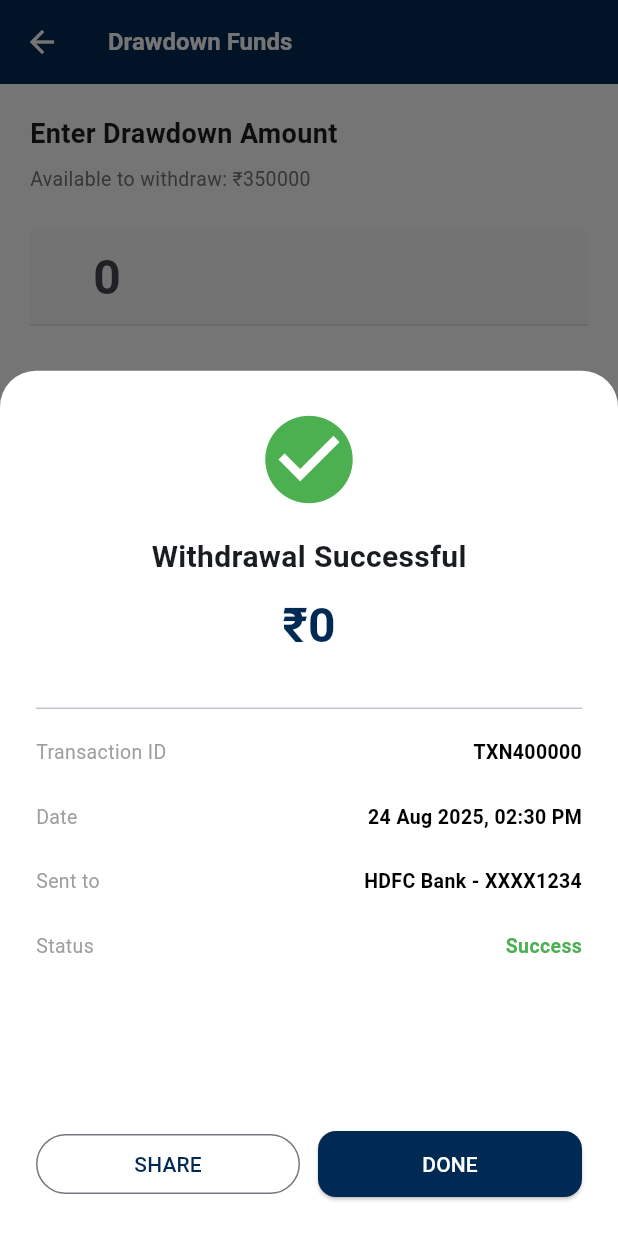
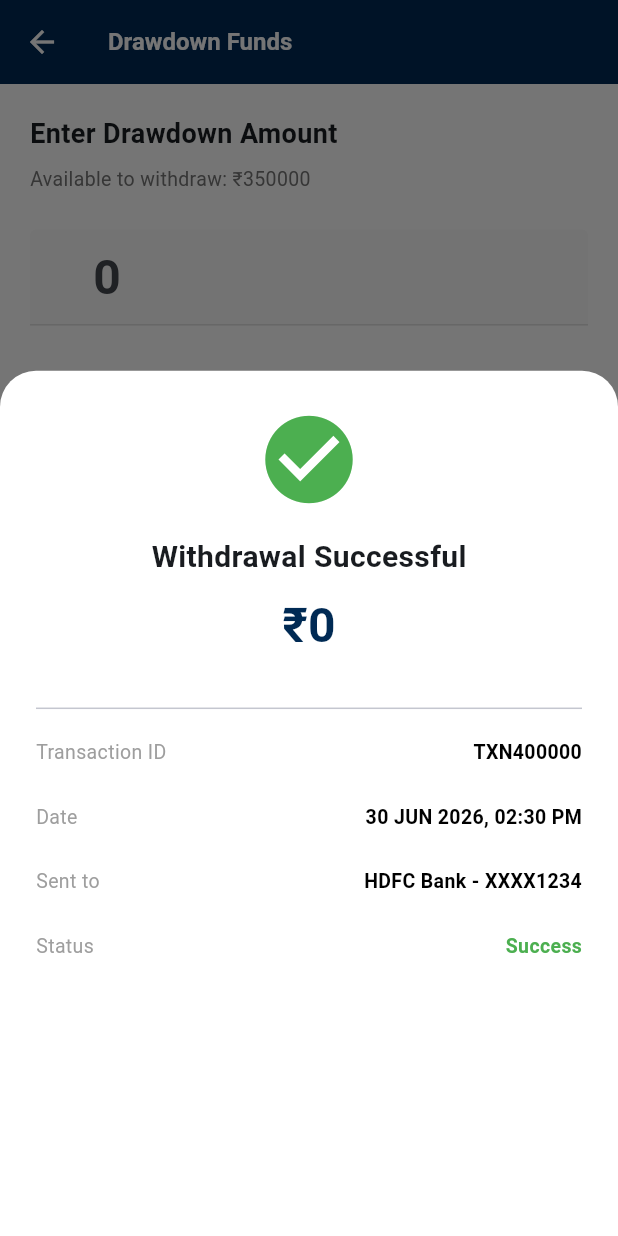
Before and after one commit to Ayush-Charjan/bajaj_finserv_hybrid, a Flutter app: the FlexiDrawdownScreen screen opened directly, after a tap on "WITHDRAW FUNDS", on a phone screen of 412 x 824 dp. Run offline on Flutter 3.47's test engine with Material 3 defaults, Android fonts, the phone set to English and light mode, and no system bars; our stand-ins replace permission_handler, webview_flutter; missing offline and left inert: dart:html, mobile_scanner, stac, webview_flutter_android.

Commit message:
Update Flexi drawdown screen

```diff
--- a/lib/screens/flexi_drawdown_screen.dart
+++ b/lib/screens/flexi_drawdown_screen.dart
@@ -17,7 +17,8 @@ class _FlexiDrawdownScreenState extends State<FlexiDrawdownScreen> {
     return Scaffold(
       backgroundColor: Colors.white,
       appBar: AppBar(
-        title: const Text('Drawdown Funds', style: TextStyle(color: Colors.white, fontSize: 16)),
+        title: const Text('Drawdown Funds',
+            style: TextStyle(color: Colors.white, fontSize: 16)),
         backgroundColor: AppColors.primary,
         iconTheme: const IconThemeData(color: Colors.white),
       ),
@@ -26,23 +27,32 @@ class _FlexiDrawdownScreenState extends State<FlexiDrawdownScreen> {
         child: Column(
           crossAxisAlignment: CrossAxisAlignment.start,
           children: [
-            const Text('Enter Drawdown Amount', style: TextStyle(fontSize: 18, fontWeight: FontWeight.bold)),
+            const Text('Enter Drawdown Amount',
+                style: TextStyle(fontSize: 18, fontWeight: FontWeight.bold)),
             const SizedBox(height: 8),
-            Text('Available to withdraw: ₹${_availableLimit.toStringAsFixed(0)}', style: TextStyle(color: Colors.grey.shade600, fontSize: 13)),
+            Text(
+                'Available to withdraw: ₹${_availableLimit.toStringAsFixed(0)}',
+                style: TextStyle(color: Colors.grey.shade600, fontSize: 13)),
             const SizedBox(height: 24),
             TextField(
               controller: _amountController,
               keyboardType: TextInputType.number,
-              style: const TextStyle(fontSize: 32, fontWeight: FontWeight.bold, color: AppColors.primary),
+              style: const TextStyle(
+                  fontSize: 32,
+                  fontWeight: FontWeight.bold,
+                  color: AppColors.primary),
               decoration: InputDecoration(
                 prefixText: '₹ ',
                 hintText: '0',
-                enabledBorder: UnderlineInputBorder(borderSide: BorderSide(color: Colors.grey.shade300)),
-                focusedBorder: const UnderlineInputBorder(borderSide: BorderSide(color: AppColors.primary, width: 2)),
+                enabledBorder: UnderlineInputBorder(
+                    borderSide: BorderSide(color: Colors.grey.shade300)),
+                focusedBorder: const UnderlineInputBorder(
+                    borderSide: BorderSide(color: AppColors.primary, width: 2)),
               ),
             ),
             const SizedBox(height: 32),
-            const Text('Select Bank Account', style: TextStyle(fontWeight: FontWeight.bold, fontSize: 14)),
+            const Text('Select Bank Account',
+                style: TextStyle(fontWeight: FontWeight.bold, fontSize: 14)),
             const SizedBox(height: 12),
             Container(
               padding: const EdgeInsets.all(16),
@@ -58,8 +68,11 @@ class _FlexiDrawdownScreenState extends State<FlexiDrawdownScreen> {
                     child: Column(
                       crossAxisAlignment: CrossAxisAlignment.start,
                       children: [
-                        Text('HDFC BANK - XXXX1234', style: TextStyle(fontWeight: FontWeight.bold, fontSize: 14)),
-                        Text('Savings Account', style: TextStyle(color: Colors.grey, fontSize: 12)),
+                        Text('HDFC BANK - XXXX1234',
+                            style: TextStyle(
+                                fontWeight: FontWeight.bold, fontSize: 14)),
+                        Text('Savings Account',
+                            style: TextStyle(color: Colors.grey, fontSize: 12)),
                       ],
                     ),
                   ),
@@ -73,10 +86,15 @@ class _FlexiDrawdownScreenState extends State<FlexiDrawdownScreen> {
               height: 50,
               child: ElevatedButton(
                 onPressed: () {
-                   _showSuccess();
+                  _showSuccess();
                 },
-                style: ElevatedButton.styleFrom(backgroundColor: AppColors.primary, shape: RoundedRectangleBorder(borderRadius: BorderRadius.circular(8))),
-                child: const Text('WITHDRAW FUNDS', style: TextStyle(color: Colors.white, fontWeight: FontWeight.bold)),
+                style: ElevatedButton.styleFrom(
+                    backgroundColor: AppColors.primary,
+                    shape: RoundedRectangleBorder(
+                        borderRadius: BorderRadius.circular(8))),
+                child: const Text('WITHDRAW FUNDS',
+                    style: TextStyle(
+                        color: Colors.white, fontWeight: FontWeight.bold)),
               ),
             ),
             const SizedBox(height: 20),
@@ -94,8 +112,10 @@ class _FlexiDrawdownScreenState extends State<FlexiDrawdownScreen> {
   }
 
   void _showSuccess() {
-    final amount = _amountController.text.isEmpty ? '0' : _amountController.text;
-    final transactionId = 'TXN${DateTime.now().millisecondsSinceEpoch.toString().substring(7)}';
+    final amount =
+        _amountController.text.isEmpty ? '0' : _amountController.text;
+    final transactionId =
+        'TXN${DateTime.now().millisecondsSinceEpoch.toString().substring(7)}';
 
     showModalBottomSheet(
       context: context,
@@ -112,37 +132,42 @@ class _FlexiDrawdownScreenState extends State<FlexiDrawdownScreen> {
           children: [
             const Icon(Icons.check_circle, color: Colors.green, size: 70),
             const SizedBox(height: 16),
-            const Text('Withdrawal Successful', style: TextStyle(fontSize: 20, fontWeight: FontWeight.bold)),
+            const Text('Withdrawal Successful',
+                style: TextStyle(fontSize: 20, fontWeight: FontWeight.bold)),
             const SizedBox(height: 8),
-            Text('₹$amount', style: const TextStyle(fontSize: 32, fontWeight: FontWeight.bold, color: AppColors.primary)),
+            Text('₹$amount',
+                style: const TextStyle(
+                    fontSize: 32,
+                    fontWeight: FontWeight.bold,
+                    color: AppColors.primary)),
             const SizedBox(height: 24),
             const Divider(),
             _buildReceiptRow('Transaction ID', transactionId),
-            _buildReceiptRow('Date', '24 Aug 2025, 02:30 PM'),
+            _buildReceiptRow('Date', '30 JUN 2026, 02:30 PM'),
             _buildReceiptRow('Sent to', 'HDFC Bank - XXXX1234'),
             _buildReceiptRow('Status', 'Success', valueColor: Colors.green),
             const Spacer(),
-            Row(
-              children: [
-                Expanded(
-                  child: OutlinedButton(
-                    onPressed: () {},
-                    child: const Text('SHARE'),
-                  ),
-                ),
-                const SizedBox(width: 12),
-                Expanded(
-                  child: ElevatedButton(
-                    onPressed: () {
-                      Navigator.pop(context); // Close sheet
-                      Navigator.pop(context); // Back to dashboard
-                    },
-                    style: ElevatedButton.styleFrom(backgroundColor: AppColors.primary),
-                    child: const Text('DONE', style: TextStyle(color: Colors.white)),
-                  ),
-                ),
-              ],
-            ),
+            // Row(
+            //   children: [
+            //     Expanded(
+            //       child: OutlinedButton(
+            //         onPressed: () {},
+            //         child: const Text('SHARE'),
+            //       ),
+            //     ),
+            //     const SizedBox(width: 12),
+            //     Expanded(
+            //       child: ElevatedButton(
+            //         onPressed: () {
+            //           Navigator.pop(context); // Close sheet
+            //           Navigator.pop(context); // Back to dashboard
+            //         },
+            //         style: ElevatedButton.styleFrom(backgroundColor: AppColors.primary),
+            //         child: const Text('DONE', style: TextStyle(color: Colors.white)),
+            //       ),
+            //     ),
+            //   ],
+            // ),
           ],
         ),
       ),
@@ -156,7 +181,11 @@ class _FlexiDrawdownScreenState extends State<FlexiDrawdownScreen> {
         mainAxisAlignment: MainAxisAlignment.spaceBetween,
         children: [
           Text(label, style: const TextStyle(color: Colors.grey, fontSize: 13)),
-          Text(value, style: TextStyle(fontWeight: FontWeight.bold, fontSize: 13, color: valueColor ?? Colors.black)),
+          Text(value,
+              style: TextStyle(
+                  fontWeight: FontWeight.bold,
+                  fontSize: 13,
+                  color: valueColor ?? Colors.black)),
         ],
       ),
     );
```
